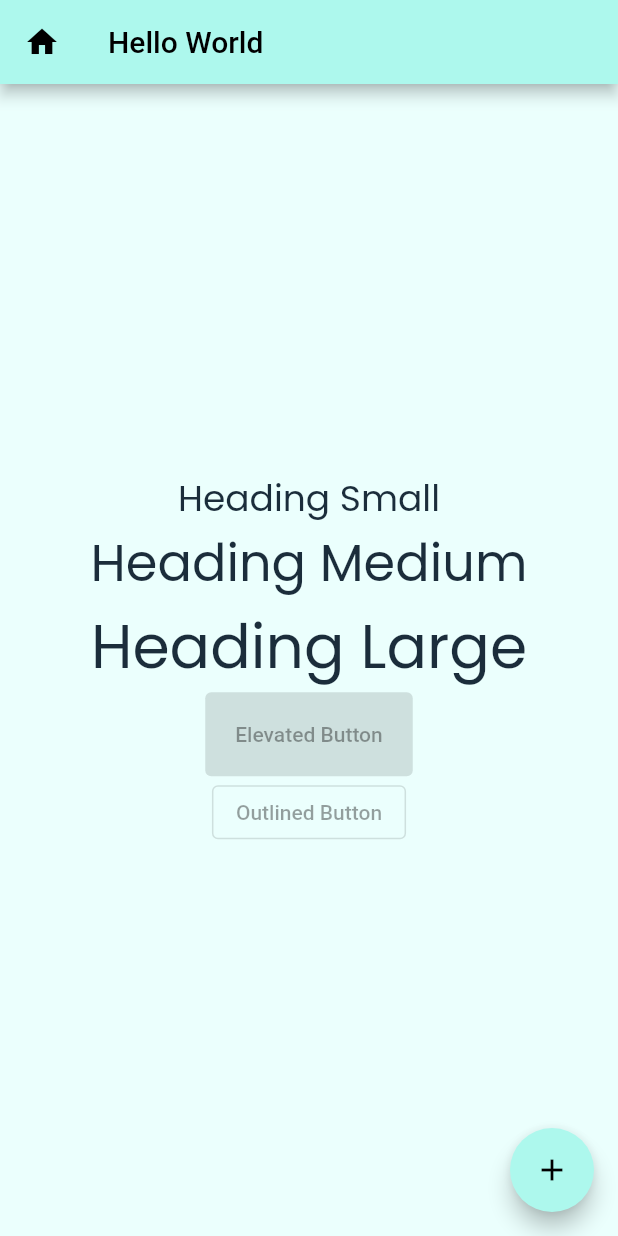
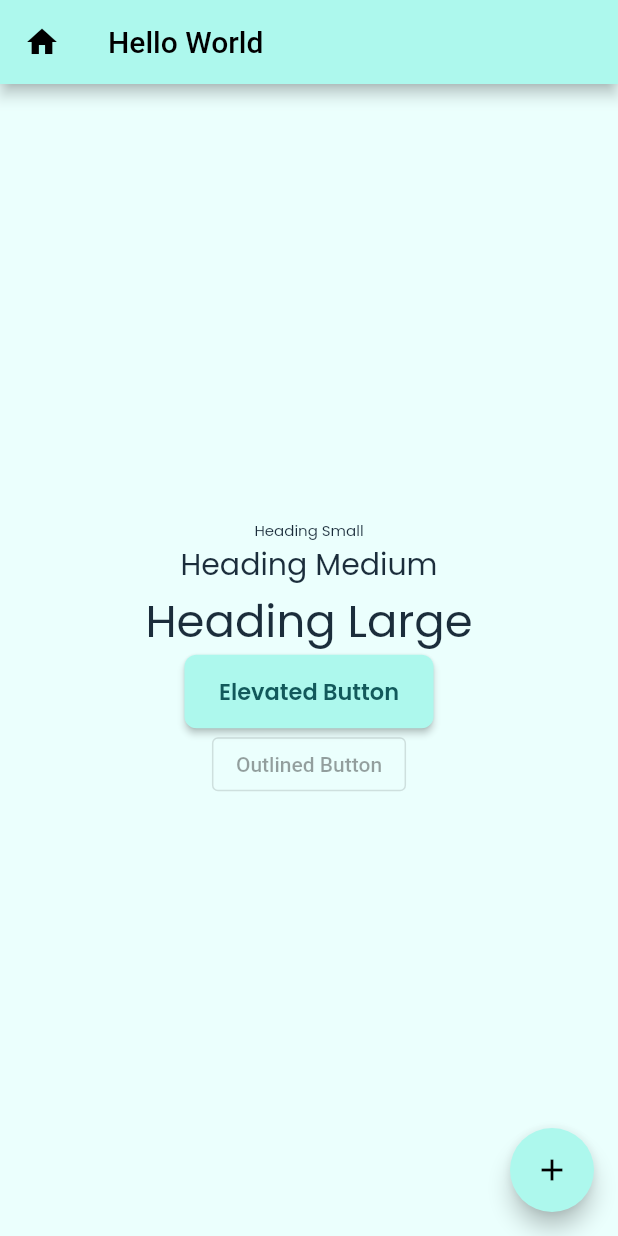
Before and after one commit to daxnotechnologies/Monlmo, a Flutter app: the screen it shows after launch, on a phone screen of 412 x 824 dp. Run offline on Flutter 3.47's test engine with Material 2 defaults, Android fonts, the light colour scheme and no system bars; our stand-ins replace google_fonts.

Commit message:
Folder Structure Set

```diff
--- a/lib/main.dart
+++ b/lib/main.dart
@@ -1,5 +1,5 @@
 import 'package:flutter/material.dart';
-import 'package:monlmo/src/util/theme/theme.dart';
+import 'package:monlmo/src/constants/theme/theme.dart';
 
 void main() {
   runApp(const MainApp());
--- /dev/null
+++ b/lib/src/constants/theme/text_theme.dart
@@ -0,0 +1,15 @@
+import 'package:flutter/material.dart';
+import 'package:google_fonts/google_fonts.dart';
+
+class MTextTheme {
+  static TextTheme lightTextTheme = TextTheme(
+    headlineSmall: GoogleFonts.poppins(color: Color(0xff1b2d3b), fontSize: 10),
+    headlineMedium: GoogleFonts.poppins(color: Color(0xff1b2d3b), fontSize: 20),
+    headlineLarge: GoogleFonts.poppins(color: Color(0xff1b2d3b), fontSize: 30),
+  );
+  static TextTheme darkTextTheme = TextTheme(
+    headlineSmall: GoogleFonts.poppins(color: Color(0xffbcfaf0), fontSize: 10),
+    headlineMedium: GoogleFonts.poppins(color: Color(0xffbcfaf0), fontSize: 20),
+    headlineLarge: GoogleFonts.poppins(color: Color(0xffbcfaf0), fontSize: 30),
+  );
+}
--- /dev/null
+++ b/lib/src/constants/theme/theme.dart
@@ -0,0 +1,75 @@
+import 'package:flutter/material.dart';
+import 'package:google_fonts/google_fonts.dart';
+import 'package:monlmo/src/constants/theme/text_theme.dart';
+
+class MAppTheme {
+  static ThemeData lightTheme = ThemeData(
+    scaffoldBackgroundColor: Color(0xffebfffd),
+    brightness: Brightness.light,
+    primarySwatch: const MaterialColor(0xFFADF8ED, {
+      50: Color(0xFFFBFFFF),
+      100: Color(0xFFF7FFFE),
+      200: Color(0xFFEBFEFB),
+      300: Color(0xFFDEFDF8),
+      400: Color(0xFFC6FBF3),
+      500: Color(0xFFADF8ED),
+      600: Color(0xFF9ADDD3),
+      700: Color(0xFF68958F),
+      800: Color(0xFF4E706B),
+      900: Color(0xFF334845),
+    }),
+    textTheme: MTextTheme.lightTextTheme,
+    elevatedButtonTheme: ElevatedButtonThemeData(
+      style: ButtonStyle(
+        textStyle: MaterialStatePropertyAll(TextStyle(
+            fontSize: 15,
+            fontWeight: FontWeight.w600,
+            fontFamily: GoogleFonts.poppins().fontFamily)),
+        backgroundColor: MaterialStatePropertyAll(Color(0xFFADF8ED)),
+        foregroundColor: MaterialStatePropertyAll(Color(0xFF12595B)),
+        padding: MaterialStatePropertyAll(EdgeInsets.fromLTRB(23, 13, 23, 13)),
+        elevation: MaterialStatePropertyAll(2),
+        shape: MaterialStateProperty.all<RoundedRectangleBorder>(
+          RoundedRectangleBorder(
+            borderRadius: BorderRadius.circular(8.0),
+          ),
+        ),
+      ),
+    ),
+  );
+
+  static ThemeData darkTheme = ThemeData(
+    scaffoldBackgroundColor: Color(0xff1b2d3b),
+    brightness: Brightness.light,
+    primarySwatch: const MaterialColor(0xFF12595B, {
+      50: Color(0xFFF4F7F7),
+      100: Color(0xFFE8EFEF),
+      200: Color(0xFFC4D6D6),
+      300: Color(0xFF9EBBBC),
+      400: Color(0xFF5A8B8D),
+      500: Color(0xFF12595B),
+      600: Color(0xFF115051),
+      700: Color(0xFF0B3637),
+      800: Color(0xFF092929),
+      900: Color(0xFF061A1B),
+    }),
+    textTheme: MTextTheme.darkTextTheme,
+    elevatedButtonTheme: ElevatedButtonThemeData(
+      style: ButtonStyle(
+        textStyle: MaterialStatePropertyAll(TextStyle(
+            fontSize: 15,
+            fontWeight: FontWeight.w600,
+            fontFamily: GoogleFonts.poppins().fontFamily)),
+        backgroundColor: MaterialStatePropertyAll(Color(0xFF12595B)),
+        foregroundColor: MaterialStatePropertyAll(Color(0xff07f5d6)),
+        padding: MaterialStatePropertyAll(EdgeInsets.fromLTRB(23, 13, 23, 13)),
+        elevation: MaterialStatePropertyAll(2),
+        shape: MaterialStateProperty.all<RoundedRectangleBorder>(
+          RoundedRectangleBorder(
+            borderRadius: BorderRadius.circular(8.0),
+          ),
+        ),
+      ),
+    ),
+  );
+}
--- a/lib/src/util/theme/text_theme.dart
+++ /dev/null
@@ -1,15 +0,0 @@
-import 'package:flutter/material.dart';
-import 'package:google_fonts/google_fonts.dart';
-
-class MTextTheme {
-  static TextTheme lightTextTheme = TextTheme(
-    headlineSmall: GoogleFonts.poppins(color: Color(0xff1b2d3b)),
-    headlineMedium: GoogleFonts.poppins(color: Color(0xff1b2d3b)),
-    headlineLarge: GoogleFonts.poppins(color: Color(0xff1b2d3b)),
-  );
-  static TextTheme darkTextTheme = TextTheme(
-    headlineSmall: GoogleFonts.poppins(color: Color(0xffbcfaf0)),
-    headlineMedium: GoogleFonts.poppins(color: Color(0xffbcfaf0)),
-    headlineLarge: GoogleFonts.poppins(color: Color(0xffbcfaf0)),
-  );
-}
--- a/lib/src/util/theme/theme.dart
+++ /dev/null
@@ -1,47 +0,0 @@
-import 'package:flutter/material.dart';
-import 'package:monlmo/src/util/theme/text_theme.dart';
-
-class MAppTheme {
-  static ThemeData lightTheme = ThemeData(
-    scaffoldBackgroundColor: Color(0xffebfffd),
-    brightness: Brightness.light,
-    primarySwatch: const MaterialColor(0xFFADF8ED, {
-      50: Color(0xFFFBFFFF),
-      100: Color(0xFFF7FFFE),
-      200: Color(0xFFEBFEFB),
-      300: Color(0xFFDEFDF8),
-      400: Color(0xFFC6FBF3),
-      500: Color(0xFFADF8ED),
-      600: Color(0xFF9ADDD3),
-      700: Color(0xFF68958F),
-      800: Color(0xFF4E706B),
-      900: Color(0xFF334845),
-    }),
-    textTheme: MTextTheme.lightTextTheme,
-    elevatedButtonTheme: ElevatedButtonThemeData(
-      style: ElevatedButton.styleFrom(
-          backgroundColor: Color(0xFFADF8ED),
-          foregroundColor: Color.fromARGB(255, 0, 0, 0),
-          primary: Color.fromARGB(255, 255, 255, 255),
-          padding: EdgeInsets.all(20)),
-    ),
-  );
-
-  static ThemeData darkTheme = ThemeData(
-    scaffoldBackgroundColor: Color(0xff1b2d3b),
-    brightness: Brightness.light,
-    primarySwatch: const MaterialColor(0xFF12595B, {
-      50: Color(0xFFF4F7F7),
-      100: Color(0xFFE8EFEF),
-      200: Color(0xFFC4D6D6),
-      300: Color(0xFF9EBBBC),
-      400: Color(0xFF5A8B8D),
-      500: Color(0xFF12595B),
-      600: Color(0xFF115051),
-      700: Color(0xFF0B3637),
-      800: Color(0xFF092929),
-      900: Color(0xFF061A1B),
-    }),
-    textTheme: MTextTheme.darkTextTheme,
-  );
-}
--- a/pubspec.yaml
+++ b/pubspec.yaml
@@ -7,6 +7,7 @@ environment:
   sdk: ">=2.19.0 <3.0.0"
 
 dependencies:
+  easy_splash_screen: ^1.0.4
   flutter:
     sdk: flutter
   google_fonts: ^4.0.3
```
Also changed, not shown: pubspec.lock.
